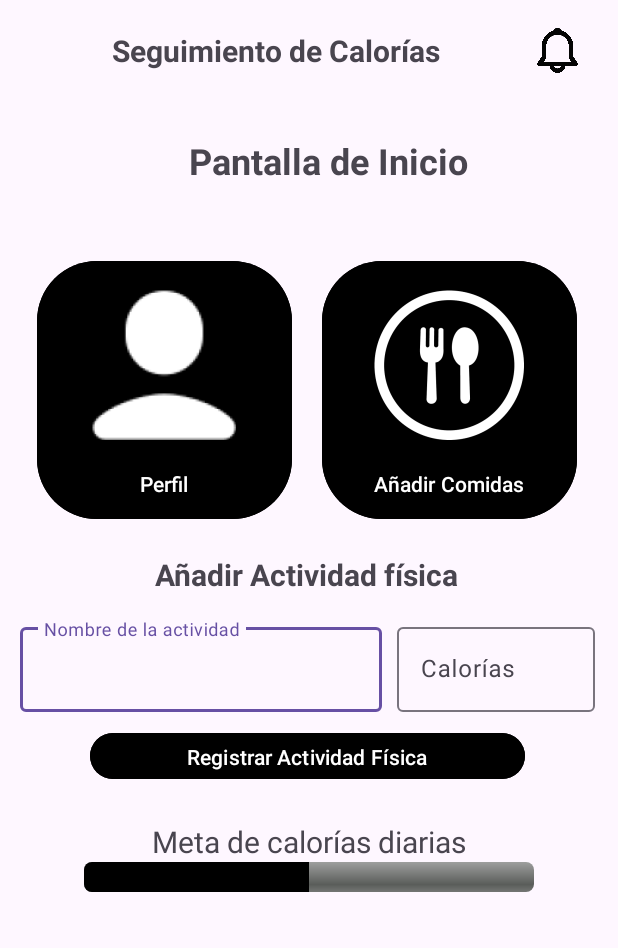
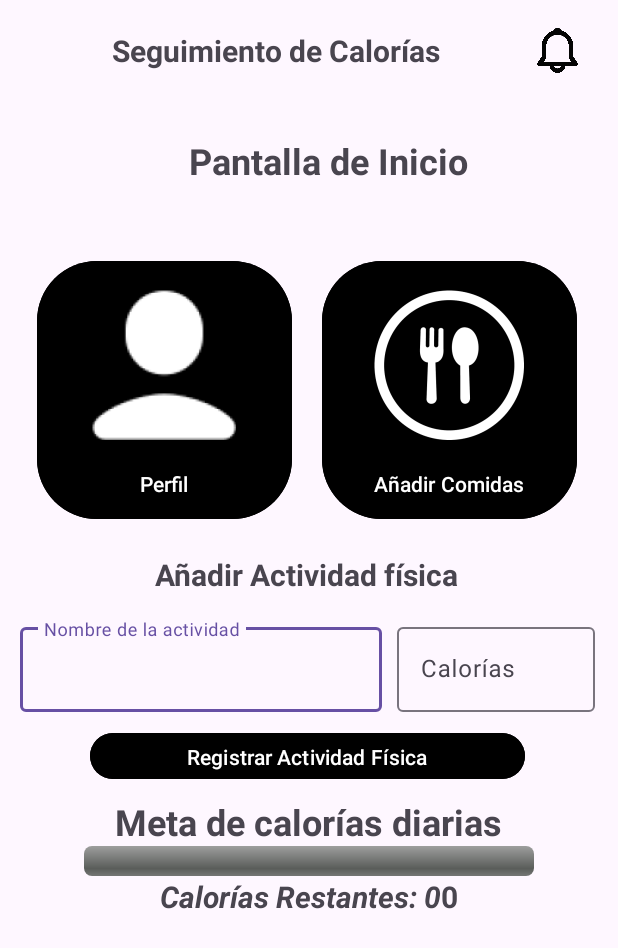
Before and after one commit to Derks12/IOT_LAB5_20191641, an Android app: the screen it shows after launch (MainActivity), on a phone screen of 412 x 824 dp. Shown: the top 948 px of the screen. Run offline under Robolectric (Android 15) with nearby library versions, the phone set to English and light mode, and no system bars; 1 statement that could not run was skipped.

```diff
--- a/app/src/main/java/com/example/iot_lab5_20191641/MainActivity.java
+++ b/app/src/main/java/com/example/iot_lab5_20191641/MainActivity.java
@@ -1,9 +1,12 @@
 package com.example.iot_lab5_20191641;
 
 import android.content.Intent;
+import android.content.SharedPreferences;
 import android.os.Bundle;
 import android.widget.Button;
 import android.widget.ImageView;
+import android.widget.ProgressBar;
+import android.widget.TextView;
 
 import androidx.activity.EdgeToEdge;
 import androidx.appcompat.app.AppCompatActivity;
@@ -11,10 +14,15 @@ import androidx.core.graphics.Insets;
 import androidx.core.view.ViewCompat;
 import androidx.core.view.WindowInsetsCompat;
 
+import com.google.android.material.textfield.TextInputEditText;
+
 public class MainActivity extends AppCompatActivity {
 
-    private Button usuarios,comidas;
+    private Button usuarios,comidas,buttonRegistrarActividad;
     private ImageView notis;
+    private ProgressBar progressBar;
+    private TextView caloriasRestantes, textView6;
+    private TextInputEditText textInputEditTextCalorias, textInputEditTextActividad;
 
     @Override
     protected void onCreate(Bundle savedInstanceState) {
@@ -30,6 +38,11 @@ public class MainActivity extends AppCompatActivity {
         usuarios = findViewById(R.id.usuarios);
         comidas = findViewById(R.id.comidas);
         notis = findViewById(R.id.notis);
+        progressBar = findViewById(R.id.progressBar);
+        caloriasRestantes = findViewById(R.id.caloriasRestantes);
+        textInputEditTextCalorias = findViewById(R.id.textFieldAltura).findViewById(com.google.android.material.R.id.textinput_placeholder);
+        textInputEditTextActividad = findViewById(R.id.textFieldPeso).findViewById(com.google.android.material.R.id.textinput_placeholder);
+        buttonRegistrarActividad = findViewById(R.id.buttonRegistrarActividad);
 
         usuarios.setOnClickListener(v -> {
             Intent reportMesIntent = new Intent(MainActivity.this, PantallaPerfil.class);
@@ -46,6 +59,41 @@ public class MainActivity extends AppCompatActivity {
             startActivity(adminIntent);
         });
 
+        // Igualmente le pregunté a chatgpt sobre el uso de sharedPreferences
+        SharedPreferences sharedPreferences = getSharedPreferences("user_preferences", MODE_PRIVATE);
+        final float caloriasNecesarias = sharedPreferences.getFloat("calorias_diarias_necesarias", 0);
+        final int totalCaloriasConsumidas = sharedPreferences.getInt("total_calorias_consumidas", 0);
+        final int totalCaloriasQuemadas = sharedPreferences.getInt("total_calorias_quemadas", 0);
+
+        int caloriasRestantesValue = Math.round(caloriasNecesarias - totalCaloriasConsumidas);
+        caloriasRestantes.setText("Calorías Restantes: " + caloriasRestantesValue);
+        textView6.setText(String.valueOf(caloriasRestantesValue));
+
+        int progreso = (int) ((totalCaloriasConsumidas / caloriasNecesarias) * 100);
+        progressBar.setProgress(progreso);
+
+        //le pregunté a chatgpt para ver cual era el error y era ponerle el final y hacer unos cambios, como poniendo el newTotalCaloriasQuemadas
+        buttonRegistrarActividad.setOnClickListener(v -> {
+            String caloriasQuemadasStr = textInputEditTextCalorias.getText().toString();
+            int caloriasQuemadas = Integer.parseInt(caloriasQuemadasStr);
+            int newTotalCaloriasQuemadas = totalCaloriasQuemadas + caloriasQuemadas;
+
+            SharedPreferences.Editor editor = sharedPreferences.edit();
+            editor.putInt("total_calorias_quemadas", newTotalCaloriasQuemadas);
+            editor.apply();
+
+            // Recalculate remaining calories and update UI
+            int newCaloriasRestantesValue = Math.round(caloriasNecesarias - (totalCaloriasConsumidas - newTotalCaloriasQuemadas));
+            caloriasRestantes.setText("Calorías Restantes: " + newCaloriasRestantesValue);
+            textView6.setText(String.valueOf(newCaloriasRestantesValue));
+
+            int newProgreso = 0;
+            if (caloriasNecesarias > 0) {
+                newProgreso = (int) (((totalCaloriasConsumidas - newTotalCaloriasQuemadas) / caloriasNecesarias) * 100);
+            }
+            progressBar.setProgress(newProgreso);
+
+        });
 
     }
 }
--- a/app/src/main/res/layout/activity_main.xml
+++ b/app/src/main/res/layout/activity_main.xml
@@ -158,7 +158,7 @@
                 </LinearLayout>
 
                 <Button
-                    android:id="@+id/buttonRegistrarComida"
+                    android:id="@+id/buttonRegistrarActividad"
                     android:layout_width="290dp"
                     android:layout_height="wrap_content"
                     android:layout_marginTop="10dp"
@@ -181,7 +181,8 @@
                 android:layout_width="wrap_content"
                 android:layout_height="wrap_content"
                 android:text="Meta de calorías diarias"
-                android:textSize="20sp" />
+                android:textSize="24sp"
+                android:textStyle="bold" />
 
             <ProgressBar
                 android:id="@+id/progressBar"
@@ -193,6 +194,30 @@
                 android:progress="50"
                 android:progressTint="#000000" />
 
+            <LinearLayout
+                android:layout_width="match_parent"
+                android:layout_height="match_parent"
+                android:gravity="center"
+                android:orientation="horizontal">
+
+                <TextView
+                    android:id="@+id/caloriasRestantes"
+                    android:layout_width="wrap_content"
+                    android:layout_height="wrap_content"
+                    android:text="Calorías Restantes: "
+                    android:textSize="20sp"
+                    android:textStyle="bold|italic" />
+
+                <TextView
+                    android:id="@+id/textView6"
+                    android:layout_width="wrap_content"
+                    android:layout_height="wrap_content"
+                    android:gravity="center"
+                    android:text="0"
+                    android:textSize="20sp"
+                    android:textStyle="bold" />
+            </LinearLayout>
+
 
         </LinearLayout>
 
```
Also changed, not shown: app/src/main/java/com/example/iot_lab5_20191641/Comidas.java (+10 -0 lines).
